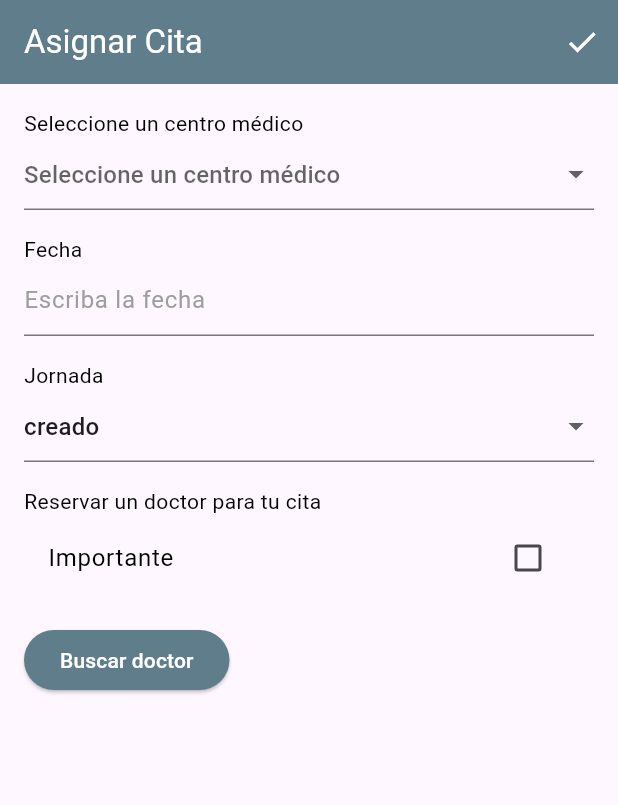
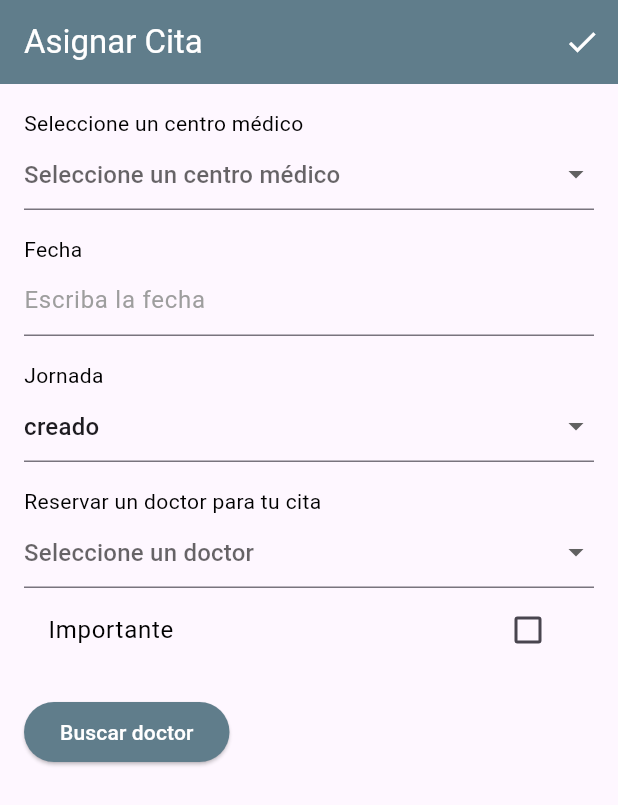
Before and after one commit to anakinSkywalker95/prueba_Josue_Erazo, a Flutter app: the CitaPage screen opened by its route, after a tap on the "check" icon, on a phone screen of 412 x 824 dp. Shown: the top 805 px of the screen. Run offline on Flutter 3.47's test engine with Material 3 defaults, Android fonts, the phone set to English and light mode, and no system bars; our stand-ins replace cloud_firestore, firebase_core, go_router; accounts and stored records are empty.

Commit message:
actualizar datos

```diff
--- a/lib/pages/cita.dart
+++ b/lib/pages/cita.dart
@@ -8,6 +8,7 @@ class CitaPage extends StatefulWidget {
   final String? initialCentro;
   final String? initialEstado;
   final bool? initialImportante;
+  final String? initialDoctor;
 
   const CitaPage({
     super.key,
@@ -16,6 +17,7 @@ class CitaPage extends StatefulWidget {
     this.initialCentro,
     this.initialEstado,
     this.initialImportante,
+    this.initialDoctor,
   });
 
   @override
@@ -26,6 +28,7 @@ class _CitaPageState extends State<CitaPage> {
   final Servicios firebaseService = Servicios();
   final TextEditingController textController = TextEditingController();
   final TextEditingController centroController = TextEditingController();
+  final TextEditingController doctorController = TextEditingController();
   String estado = 'creado';
   bool importante = false;
 
@@ -43,6 +46,9 @@ class _CitaPageState extends State<CitaPage> {
     }
     if (widget.initialImportante != null) {
       importante = widget.initialImportante!;
+    }
+    if (widget.initialDoctor != null) {
+      doctorController.text = widget.initialDoctor!;
     }
   }
 
@@ -63,6 +69,7 @@ class _CitaPageState extends State<CitaPage> {
                   centroController.text,
                   estado,
                   importante,
+                  doctorController.text,
                 );
               } else {
                 firebaseService.updateNote(
@@ -71,6 +78,7 @@ class _CitaPageState extends State<CitaPage> {
                   centroController.text,
                   estado,
                   importante,
+                  doctorController.text,
                 );
               }
               context.pop();
@@ -142,6 +150,31 @@ class _CitaPageState extends State<CitaPage> {
             const SizedBox(height: 16.0),
             const Text("Reservar un doctor para tu cita",
                 style: TextStyle(color: Colors.black)),
+            DropdownButtonFormField<String>(
+              value: doctorController.text.isNotEmpty
+                  ? doctorController.text
+                  : null,
+              onChanged: (String? newValue) {
+                setState(() {
+                  doctorController.text = newValue!;
+                });
+              },
+              items: <String>[
+                'Doctor Medrano',
+                'Doctor Trejo',
+                'Doctor Mejia',
+                'Doctor Martinez'
+              ].map<DropdownMenuItem<String>>((String value) {
+                return DropdownMenuItem<String>(
+                  value: value,
+                  child: Text(value),
+                );
+              }).toList(),
+              decoration: const InputDecoration(
+                hintText: 'Seleccione un doctor',
+                hintStyle: TextStyle(color: Colors.grey),
+              ),
+            ),
             CheckboxListTile(
               value: importante,
               onChanged: (bool? newValue) {
--- a/lib/services/firestore.dart
+++ b/lib/services/firestore.dart
@@ -10,7 +10,7 @@ class Servicios {
     String note,
     String centro,
     String estado,
-    bool importante,
+    bool importante, String text,
   ) {
     return notas.add({
       'note': note,
@@ -27,7 +27,7 @@ class Servicios {
 
   //---------------- update ----------------
   Future<void> updateNote(String docID, String newNote, String centro,
-      String estado, bool importante) {
+      String estado, bool importante, String text) {
     return notas.doc(docID).update({
       'note': newNote,
       'Centro': centro,
--- a/pubspec.yaml
+++ b/pubspec.yaml
@@ -1,5 +1,5 @@
 name: tarea
-description: "A new Flutter project."
+description: "prueba"
 # The following line prevents the package from being accidentally published to
 # pub.dev using `flutter pub publish`. This is preferred for private packages.
 publish_to: 'none' # Remove this line if you wish to publish to pub.dev
```
